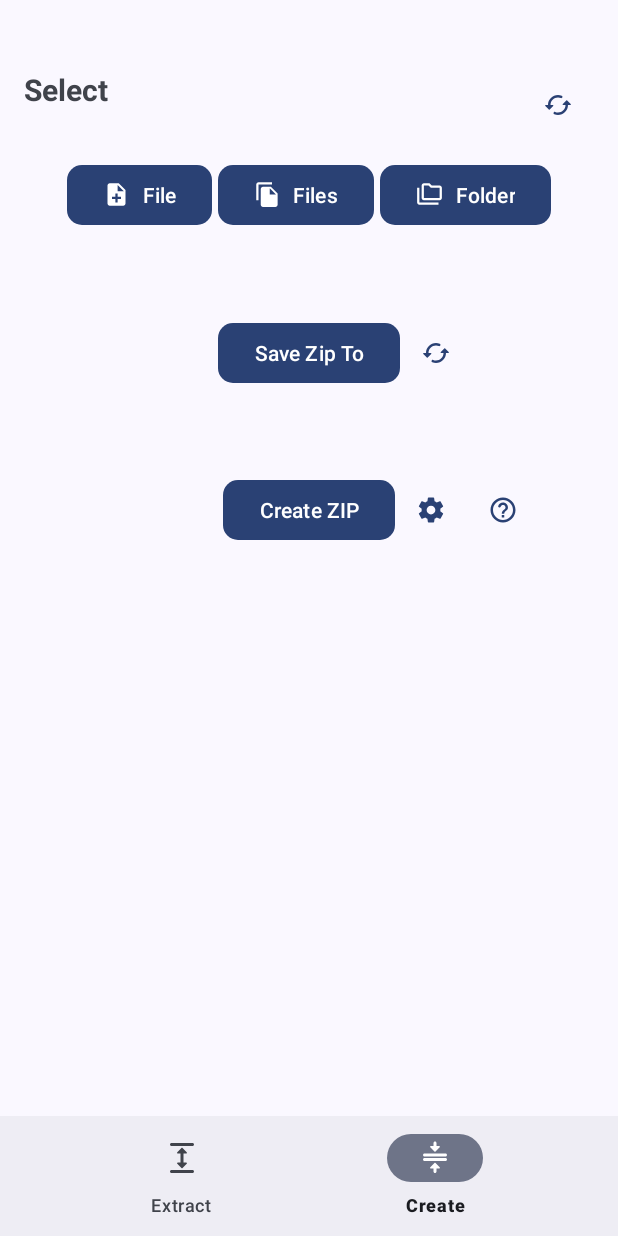
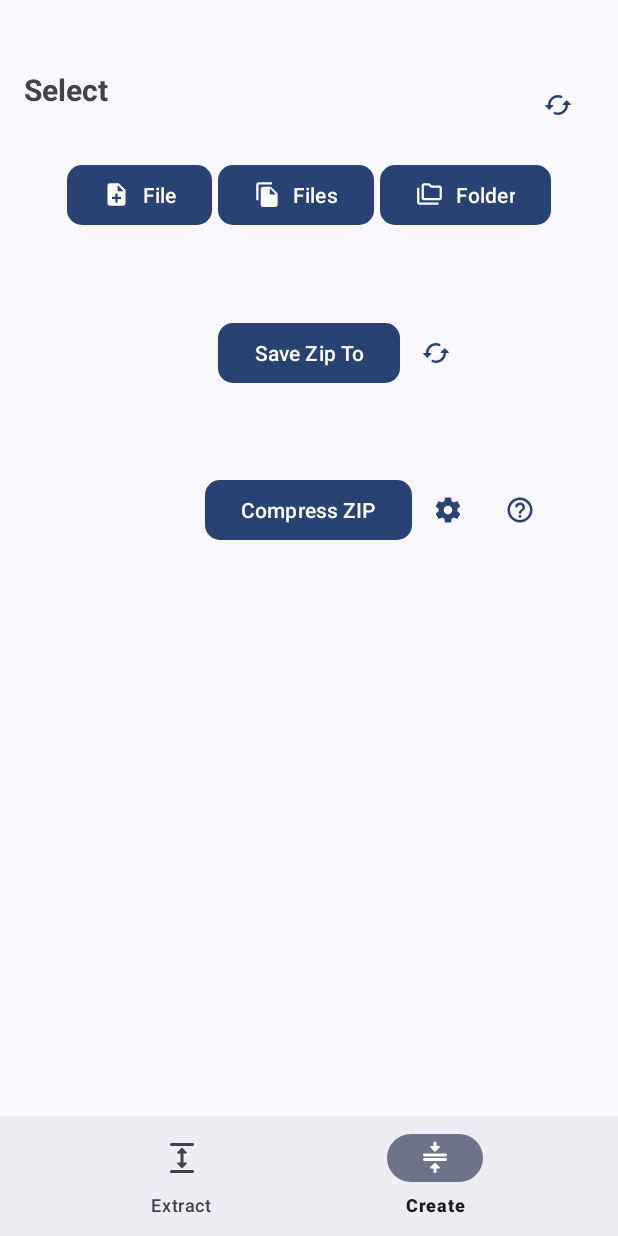
Before and after one commit to WirelessAlien/ZipXtract, an Android app: the screen it shows after launch (FragmentActivity), item 2 of the bottom bar chosen, on a phone screen of 412 x 824 dp. Run offline under Robolectric (Android 15) with nearby library versions, the phone set to English and light mode, and no system bars; libraries missing offline, so code that uses them is left out: net.lingala.zip4j, org.apache.commons.

Commit message:
Translated using Weblate (English)
Currently translated at 100.0% (68 of 68 strings)

Translation: ZipXtract/Translate
Translate-URL: https://hosted.weblate.org/projects/zipxtract/translate/en/

```diff
--- a/app/src/main/res/values/strings.xml
+++ b/app/src/main/res/values/strings.xml
@@ -30,7 +30,7 @@
     <string name="github_icon">Github Icon</string>
     <string name="share_icon">Share Icon</string>
     <string name="save_zip_to">Save Zip To</string>
-    <string name="create_zip">Create ZIP</string>
+    <string name="create_zip">Compress ZIP</string>
     <string name="select">Select</string>
     <string name="file">File</string>
     <string name="files">Files</string>
```
